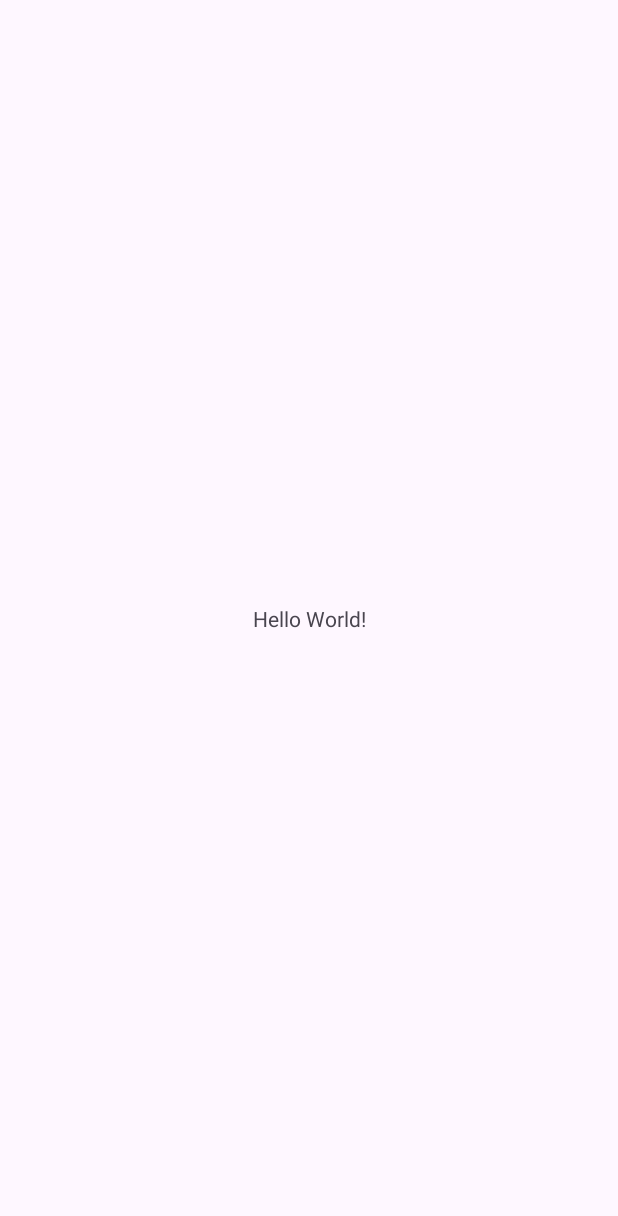
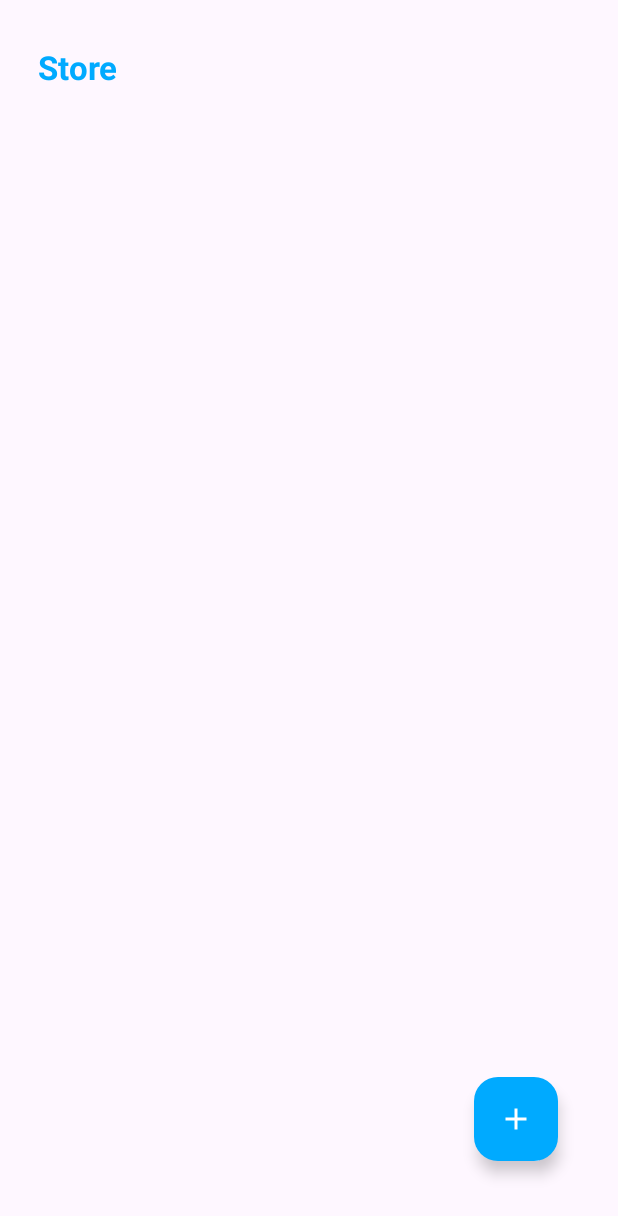
Before and after one commit to DanteLuque/store_app_crud_android_java_senati, an Android app: the screen it shows after launch (MainActivity), on a phone screen of 412 x 824 dp. Before the commit the part shown is almost empty. Shown: the top 1216 px of the screen. Run offline under Robolectric (Android 15) with nearby library versions, the phone set to English and light mode, and no system bars.

Commit message:
Creando los activities y los adapters

```diff
--- a/app/src/main/java/com/senati/store/MainActivity.java
+++ /dev/null
@@ -1,17 +0,0 @@
-package com.senati.store;
-
-import android.os.Bundle;
-
-import androidx.activity.EdgeToEdge;
-import androidx.appcompat.app.AppCompatActivity;
-import androidx.core.graphics.Insets;
-import androidx.core.view.ViewCompat;
-import androidx.core.view.WindowInsetsCompat;
-
-public class MainActivity extends AppCompatActivity {
-    @Override
-    protected void onCreate(Bundle savedInstanceState) {
-        super.onCreate(savedInstanceState);
-        setContentView(R.layout.activity_main);
-    }
-}
--- /dev/null
+++ b/app/src/main/java/com/senati/store/adapters/StoreAdapter.java
@@ -0,0 +1,83 @@
+package com.senati.store.adapters;
+
+import android.content.Context;
+import android.content.Intent;
+import android.view.LayoutInflater;
+import android.view.View;
+import android.view.ViewGroup;
+import com.senati.store.R;
+
+import androidx.annotation.NonNull;
+import androidx.recyclerview.widget.RecyclerView;
+
+import com.senati.store.models.StoreModel;
+import com.senati.store.repositories.StoreHelper;
+import com.senati.store.ui.MainActivity;
+
+import java.util.ArrayList;
+
+public class StoreAdapter extends RecyclerView.Adapter<StoreViewHolder> {
+    private final Context context;
+    private final ArrayList<StoreModel> storeList;
+
+    public StoreAdapter(
+            Context context,
+            ArrayList<StoreModel> storeList
+    ) {
+        this.context = context;
+        this.storeList = storeList;
+    }
+
+    @NonNull
+    @Override
+    public StoreViewHolder onCreateViewHolder(@NonNull ViewGroup parent, int viewType) {
+        View view = LayoutInflater.from(context).inflate(R.layout.item, parent, false);
+        return new StoreViewHolder(view);
+    }
+
+    @Override
+    public void onBindViewHolder(@NonNull StoreViewHolder holder, int position) {
+        StoreModel storeModel = storeList.get(position);
+        holder.bind(storeModel);
+
+        holder.cardView.setOnLongClickListener(view -> {
+            deleteEntry(storeModel.getId());
+            return true;
+        });
+
+        holder.cardView.setOnClickListener(view -> {
+            Intent intent = new Intent(context, UpdateActivity.class);
+            intent.putExtra("DESARROLLADOR", storeModel.getDesarrollador());
+            intent.putExtra("NOMBRE", storeModel.getNombre());
+            intent.putExtra("NOMBRE",storeModel.getNombre());
+            intent.putExtra("LICENCIA",storeModel.getLicencia());
+            intent.putExtra("VERSION",storeModel.getVersion());
+            intent.putExtra("ESPACIO_MB",storeModel.getEspacioMb());
+            intent.putExtra("PRECIO",storeModel.getPrecio());
+
+            intent.putExtra("id", storeModel.getId());
+            context.startActivity(intent);
+        });
+    }
+
+    @Override
+    public int getItemCount() {
+        return storeList.size();
+    }
+
+    private void deleteEntry(int id) {
+        new android.app.AlertDialog.Builder(context)
+                .setTitle("Eliminar item")
+                .setMessage("¿Está seguro de que desea eliminar este item?")
+                .setPositiveButton("ELIMINAR", (dialog, which) -> {
+
+                    StoreHelper storeHelper = new StoreHelper(context);
+                    storeHelper.deleteData(String.valueOf(id));
+                    dialog.dismiss();
+                    context.startActivity(new Intent(context, MainActivity.class));
+
+                })
+                .setNegativeButton("CANCELAR", (dialog, which) -> dialog.dismiss())
+                .show();
+    }
+}
--- a/app/src/main/java/com/senati/store/repositories/StoreHelper.java
+++ b/app/src/main/java/com/senati/store/repositories/StoreHelper.java
@@ -29,7 +29,7 @@ public class StoreHelper extends SQLiteOpenHelper {
                         "LICENCIA TEXT NOT NULL," +
                         "VERSION INT NOT NULL," +
                         "ESPACIO_MB INT NOT NULL," +
-                        "PRECIO REAL NOT NULL" +
+                        "PRECIO REAL" +
                         ")";
         sqLiteDatabase.execSQL(createTableQuery);
     }
--- /dev/null
+++ b/app/src/main/java/com/senati/store/ui/MainActivity.java
@@ -0,0 +1,69 @@
+package com.senati.store.ui;
+
+import android.content.Intent;
+import android.database.Cursor;
+import android.os.Bundle;
+import android.view.View;
+import android.view.WindowManager;
+import com.senati.store.R;
+import androidx.appcompat.app.AppCompatActivity;
+import androidx.recyclerview.widget.LinearLayoutManager;
+import androidx.recyclerview.widget.RecyclerView;
+
+import com.senati.store.adapters.StoreAdapter;
+import com.senati.store.models.StoreModel;
+import com.senati.store.repositories.StoreHelper;
+
+import java.util.ArrayList;
+
+public class MainActivity extends AppCompatActivity {
+    RecyclerView recyclerView;
+    ArrayList<StoreModel> storeList = new ArrayList<>();
+    StoreHelper storeHelper;
+    StoreAdapter adapter;
+
+    @Override
+    protected void onCreate(Bundle savedInstanceState) {
+        super.onCreate(savedInstanceState);
+        setContentView(R.layout.main_activity);
+        getWindow().setFlags(WindowManager.LayoutParams.FLAG_FULLSCREEN, WindowManager.LayoutParams.FLAG_FULLSCREEN);
+
+        storeHelper = new StoreHelper(this);
+        loadUI();
+        setupRecyclerView();
+        loadData();
+    }
+
+    public void Add(View view){
+        startActivity(new Intent(MainActivity.this, AddActivity.class));
+    }
+
+    private void loadUI() {
+        recyclerView = findViewById(R.id.recyclerView);
+    }
+
+    private void setupRecyclerView() {
+        recyclerView.setLayoutManager(new LinearLayoutManager(this));
+        adapter = new StoreAdapter(this, storeList);
+        recyclerView.setAdapter(adapter);
+    }
+
+    private void loadData() {
+        Cursor cursor = storeHelper.showData();
+        storeList.clear(); // Limpiando antes de listar
+        while (cursor.moveToNext()) {
+            storeList.add(new StoreModel(
+                    cursor.getInt(0),
+                    cursor.getString(1),
+                    cursor.getString(2),
+                    cursor.getString(3),
+                    cursor.getInt(4),
+                    cursor.getInt(5),
+                    cursor.getDouble(6)
+            ));
+        }
+        cursor.close();
+        adapter.notifyDataSetChanged(); // notificando los cambios al adaptador
+    }
+
+}
--- a/app/src/main/res/layout/activity_main.xml
+++ b/app/src/main/res/layout/add_activity.xml
@@ -5,15 +5,6 @@
     android:id="@+id/main"
     android:layout_width="match_parent"
     android:layout_height="match_parent"
-    tools:context=".MainActivity">
-
-    <TextView
-        android:layout_width="wrap_content"
-        android:layout_height="wrap_content"
-        android:text="Hello World!"
-        app:layout_constraintBottom_toBottomOf="parent"
-        app:layout_constraintEnd_toEndOf="parent"
-        app:layout_constraintStart_toStartOf="parent"
-        app:layout_constraintTop_toTopOf="parent" />
+    tools:context=".ui.AddActivity">
 
 </androidx.constraintlayout.widget.ConstraintLayout>
--- /dev/null
+++ b/app/src/main/res/layout/main_activity.xml
@@ -0,0 +1,46 @@
+<?xml version="1.0" encoding="utf-8"?>
+<RelativeLayout xmlns:android="http://schemas.android.com/apk/res/android"
+    xmlns:app="http://schemas.android.com/apk/res-auto"
+    xmlns:tools="http://schemas.android.com/tools"
+    android:id="@+id/main"
+    android:layout_width="match_parent"
+    android:orientation="vertical"
+    android:layout_height="match_parent"
+    tools:context=".ui.MainActivity">
+
+    <TextView
+        android:layout_width="wrap_content"
+        android:layout_marginTop="30dp"
+        android:layout_marginLeft="25dp"
+        android:text="Store"
+        android:textSize="22sp"
+        android:textStyle="bold"
+        android:id="@+id/tv_store"
+        android:textColor="@color/deep_blue"
+        android:layout_height="wrap_content"/>
+
+    <androidx.recyclerview.widget.RecyclerView
+        android:layout_marginLeft="10dp"
+        android:layout_marginRight="10dp"
+        android:layout_width="match_parent"
+        android:id="@+id/recyclerView"
+        android:layout_below="@id/tv_store"
+        android:layout_marginTop="10dp"
+        android:layout_height="wrap_content"/>
+
+    <com.google.android.material.floatingactionbutton.FloatingActionButton
+        android:id="@+id/btnAdd"
+        android:layout_width="wrap_content"
+        android:layout_height="wrap_content"
+        android:layout_alignParentRight="true"
+        android:layout_alignParentBottom="true"
+        android:layout_marginRight="40dp"
+        android:layout_marginBottom="50dp"
+        android:backgroundTint="@color/deep_blue"
+        android:clickable="true"
+        android:foreground="?attr/selectableItemBackground"
+        android:onClick="Add"
+        android:src="@drawable/baseline_add_24"
+        app:tint="@color/white" />
+
+</RelativeLayout>
--- a/app/src/main/res/values/strings.xml
+++ b/app/src/main/res/values/strings.xml
@@ -1,3 +1,3 @@
 <resources>
-    <string name="app_name">Store tech</string>
+    <string name="app_name">Store</string>
 </resources>
```
Also changed, not shown: app/src/main/AndroidManifest.xml (+10 -4 lines), app/src/main/java/com/senati/store/adapters/StoreViewHolder.java (added, +37 -0 lines), app/src/main/java/com/senati/store/ui/AddActivity.java (added, +16 -0 lines), app/src/main/java/com/senati/store/ui/UpdateActivity.java (added, +16 -0 lines), app/src/main/res/layout/item.xml (added, +171 -0 lines), app/src/main/res/layout/update_activity.xml (added, +10 -0 lines).
